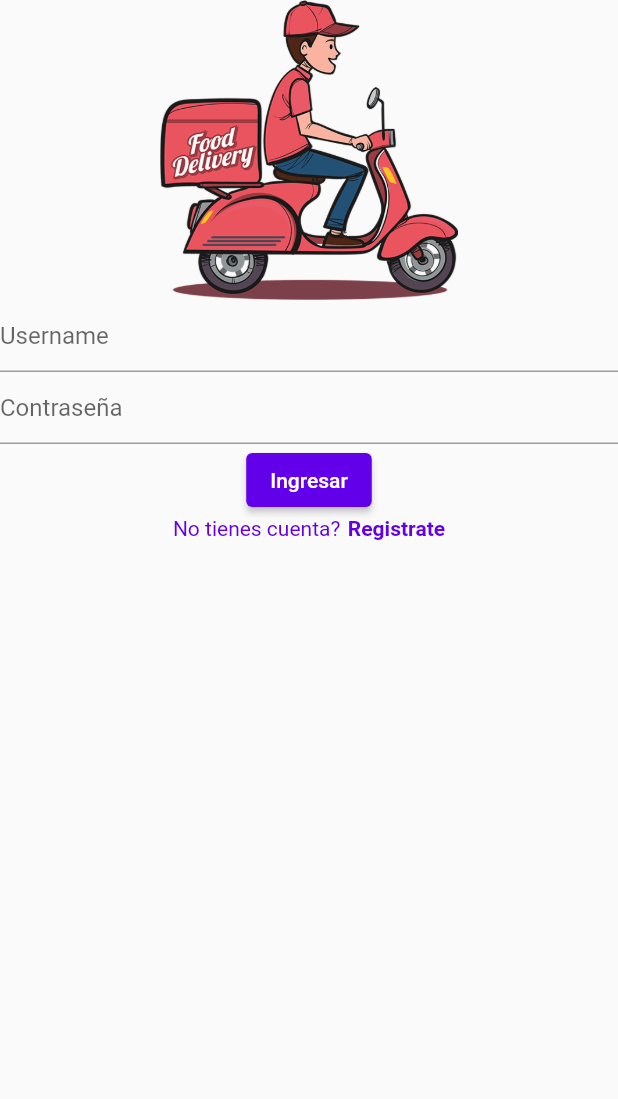
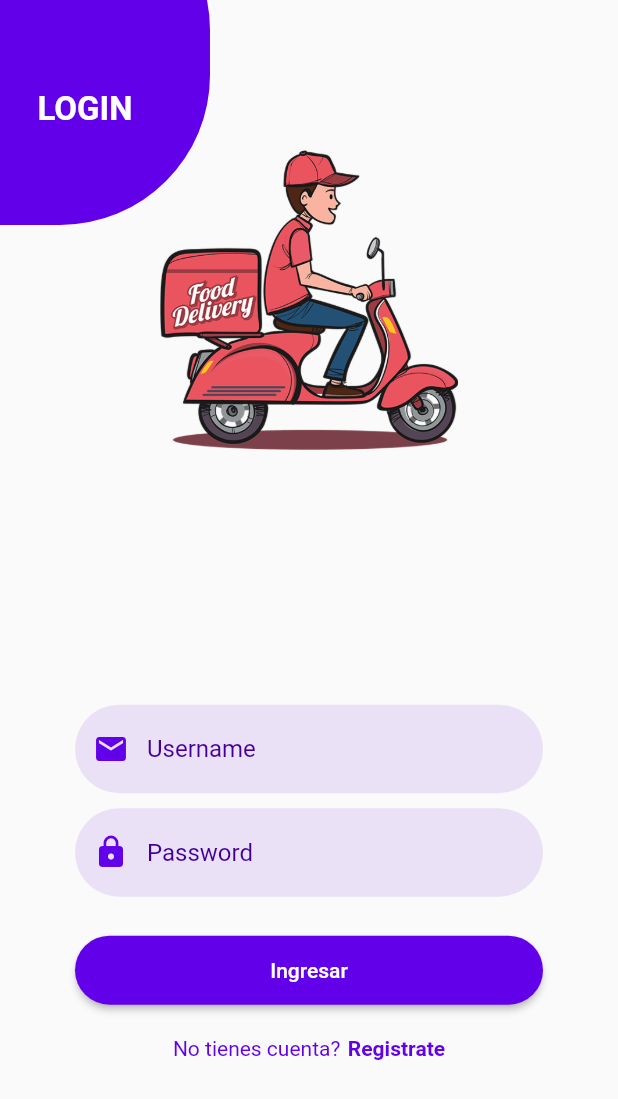
Before and after one commit to leandroadiez/FlutterDeliveryApp, a Flutter app: the screen it shows after launch, on a phone screen of 412 x 824 dp. Shown: the top 1099 px of the screen. Run offline on Flutter 3.47's test engine with Material 2 defaults, Android fonts, the phone set to English and light mode, and no system bars.

Commit message:
login page v2

```diff
--- a/flutter_demo/lib/src/login/login_page.dart
+++ b/flutter_demo/lib/src/login/login_page.dart
@@ -14,25 +14,123 @@ class _LoginPageState extends State<LoginPage> {
     return Scaffold(
       body: Container(
         width: double.infinity,
-        child: Column(
+        child: Stack(
           children: [
-            Image.asset('assets/img/delivery.png',
+            Positioned(
+                top: -80,
+                left: -100,
+                child: _circleLogin()),
+            Positioned(
+                child: _textLogin(),
+                top: 60,
+                left: 25,
+            ),
+            Column(
+              children: [
+                _imageBanner(),
+                _textFieldUsername(),
+                _textFieldPassword(),
+                _buttonLogin(),
+                _textDontHaveAccount(),
+              ],
+            ),
+          ],
+        ),
+      )
+    );
+  }
+  Widget _textLogin () {
+    return Text (
+      'LOGIN',
+      style: TextStyle(
+        color: Colors.white,
+        fontWeight: FontWeight.bold,
+        fontSize: 22,
+      )
+    );
+  }
+
+  Widget _circleLogin () {
+    return Container(
+      width: 240,
+      height: 230,
+      decoration: BoxDecoration(
+        borderRadius: BorderRadius.circular(100),
+        color: MyColors.primaryColor,
+      ),
+    );
+  }
+
+  Widget _imageBanner () {
+    return Container(
+      margin: EdgeInsets.only(
+          top: 100,
+          bottom: MediaQuery.of(context).size.height * 0.2),
+      child: Image.asset('assets/img/delivery.png',
           width: 200,
           height: 200),
-            const TextField(
+    );
+  }
+  Widget _textFieldUsername (){
+    return Container(
+      margin: EdgeInsets.symmetric(horizontal: 50, vertical: 5),
+      decoration: BoxDecoration(
+        color: MyColors.primaryOpacityColor,
+        borderRadius: BorderRadius.circular(30),
+      ),
+
+      child: TextField(
         decoration: InputDecoration(
           hintText: 'Username',
+          border: InputBorder.none,
+          contentPadding: EdgeInsets.all(20),
+          hintStyle: TextStyle(
+            color: MyColors.primaryColorDark,
+          ),
+          prefixIcon: Icon(Icons.email, color: MyColors.primaryColor),
         ),
       ),
-            const TextField(
+    );
+  }
+  Widget _textFieldPassword () {
+    return Container(
+      margin: EdgeInsets.symmetric(horizontal: 50, vertical: 5),
+      decoration: BoxDecoration(
+        color: MyColors.primaryOpacityColor,
+        borderRadius: BorderRadius.circular(30),
+      ),
+
+      child: TextField(
         decoration: InputDecoration(
-                    hintText: 'Contraseña',
+          hintText: 'Password',
+          border: InputBorder.none,
+          contentPadding: EdgeInsets.all(20),
+          hintStyle: TextStyle(
+            color: MyColors.primaryColorDark,
+          ),
+          prefixIcon: Icon(Icons.lock, color: MyColors.primaryColor),
         ),
       ),
-            ElevatedButton(
+    );
+  }
+  Widget _buttonLogin () {
+    return Container(
+      width: double.infinity,
+      margin: EdgeInsets.symmetric(horizontal: 50, vertical: 20),
+      child: ElevatedButton(
           onPressed: (){},
-                child: Text('Ingresar')),
-            Row(
+          child: const Text('Ingresar'),
+      style: ElevatedButton.styleFrom(
+        backgroundColor: MyColors.primaryColor,
+        shape: RoundedRectangleBorder(
+          borderRadius: BorderRadius.circular(30)
+        ),
+        padding: EdgeInsets.symmetric(vertical: 15)
+      )),
+    );
+  }
+  Widget _textDontHaveAccount(){
+    return Row(
       mainAxisAlignment: MainAxisAlignment.center,
       children: [
         Text('No tienes cuenta?',
@@ -50,10 +148,6 @@ class _LoginPageState extends State<LoginPage> {
             )
         )
       ],
-            )
-          ],
-        ),
-      )
     );
   }
 }
--- a/flutter_demo/lib/src/utils/my_colors.dart
+++ b/flutter_demo/lib/src/utils/my_colors.dart
@@ -3,5 +3,6 @@ import 'package:flutter/material.dart';
 
 class MyColors {
   static Color primaryColor = const Color(0xFF6200EA);
-
+  static Color primaryColorDark = const Color(0xFF420098);
+  static Color primaryOpacityColor = const Color.fromRGBO(119, 42, 218, 0.12);
 }
```
Lines whose indentation alone changed are shown as unchanged.
